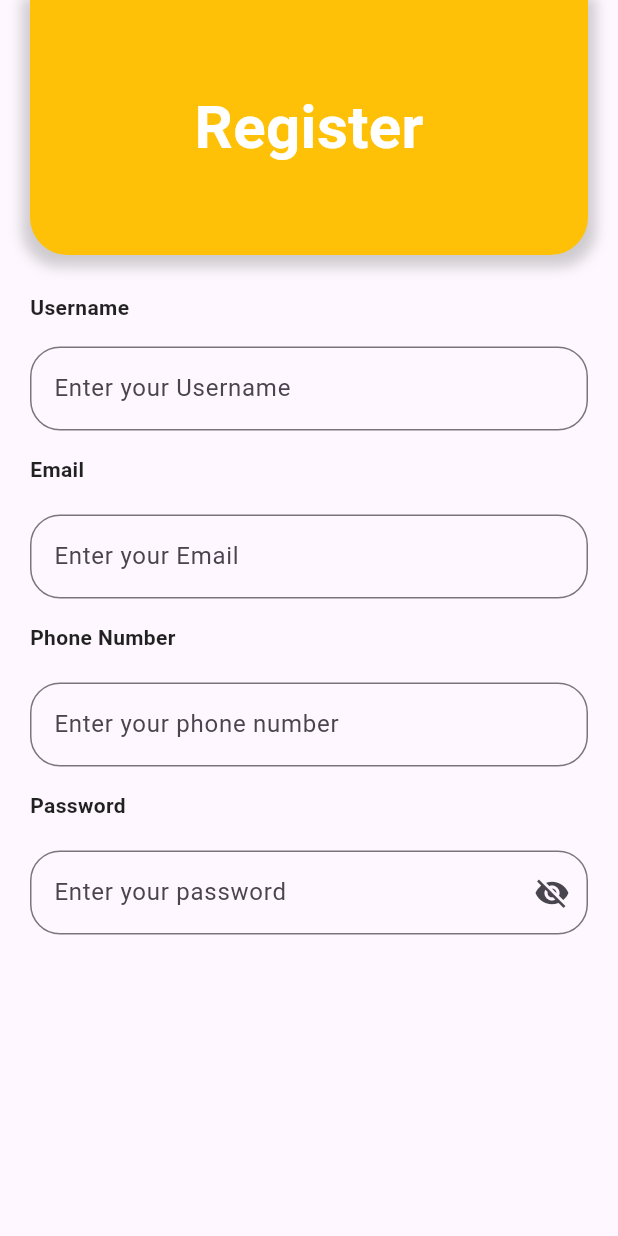
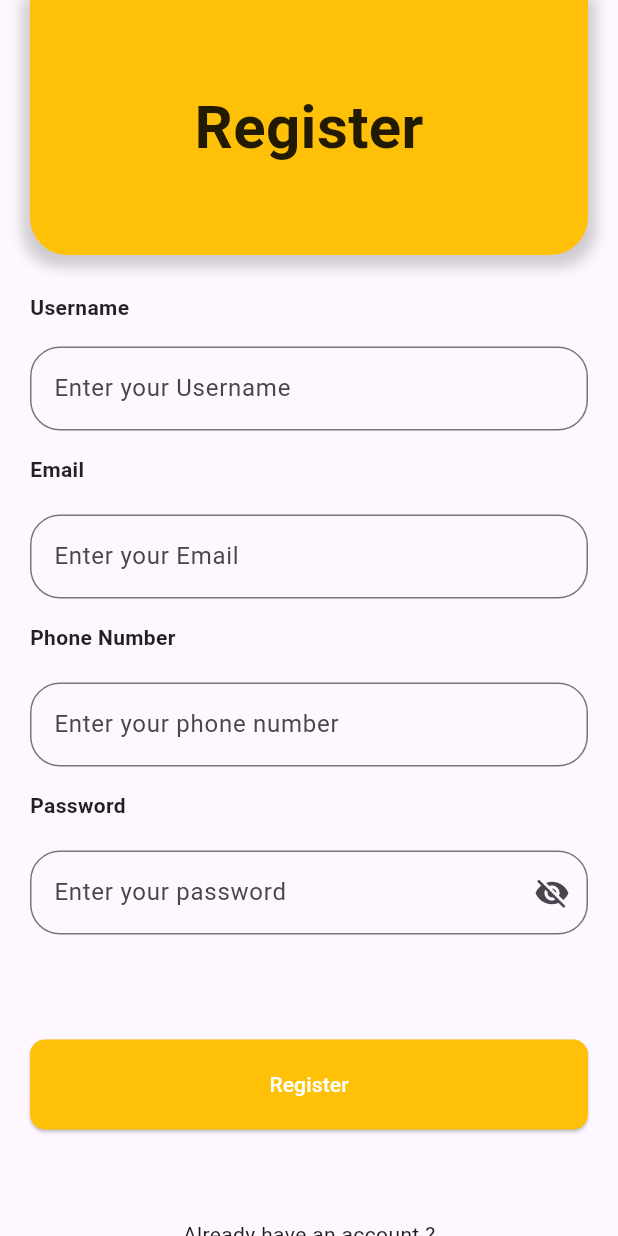
Before and after one commit to komeyl88/digi_store, a Flutter app: the screen it shows after launch, on a phone screen of 412 x 824 dp. Run offline on Flutter 3.47's test engine with Material 3 defaults, Android fonts, the phone set to English and light mode, and no system bars; Roboto replaces fonts that are missing (obrazec).

Commit message:
Complate the register page

```diff
--- a/lib/view/Register/signup.dart
+++ b/lib/view/Register/signup.dart
@@ -2,6 +2,8 @@ import 'package:digi_store/view/Register/input%20files/username_input.dart';
 import 'package:flutter/material.dart';
 
 import 'color.dart';
+import 'evevatedbutton_files/login_button.dart';
+import 'evevatedbutton_files/register_button.dart';
 import 'input files/email_input.dart';
 import 'input files/password_input.dart';
 import 'input files/phonenumber_input.dart';
@@ -46,7 +48,7 @@ class _SignupPageState extends State<SignupPage> {
                       'Register',
                       style: TextStyle(
                         fontSize: 40,
-                        color: Colors.white,
+                        color: Colors.black87,
                         fontWeight: FontWeight.bold,
                         fontFamily: 'obrazec',
                       ),
@@ -122,7 +124,18 @@ class _SignupPageState extends State<SignupPage> {
                         height: 20,
                       ),
                       Password_Input(),
-
+                      SizedBox(
+                        height: 70,
+                      ),
+                      Register_Button(),
+                      SizedBox(
+                        height: 60,
+                      ),
+                      Text("Already have an account ?"),
+                      SizedBox(
+                        height: 16,
+                      ),
+                      Login_Button(),
                       // Add more fields as needed
                     ],
 
```
